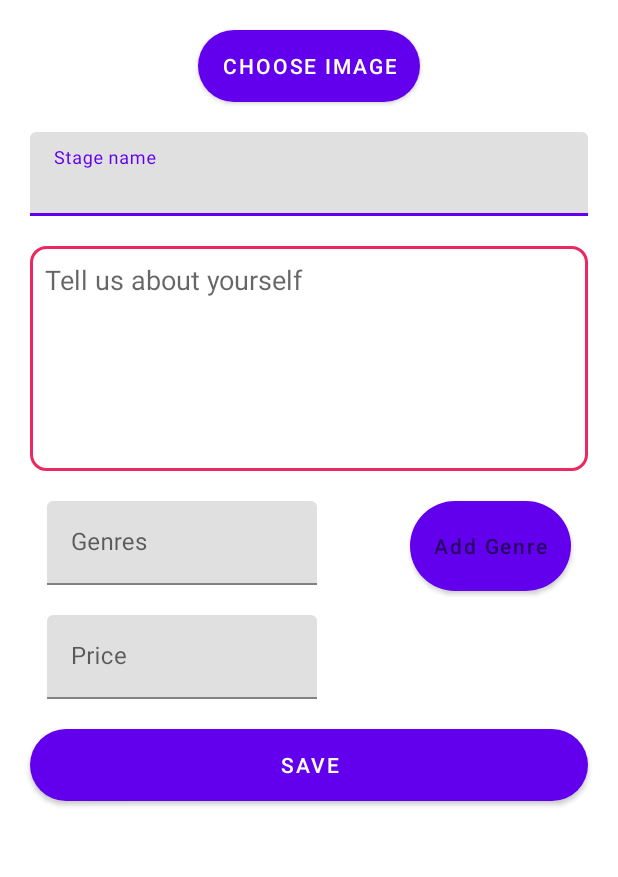
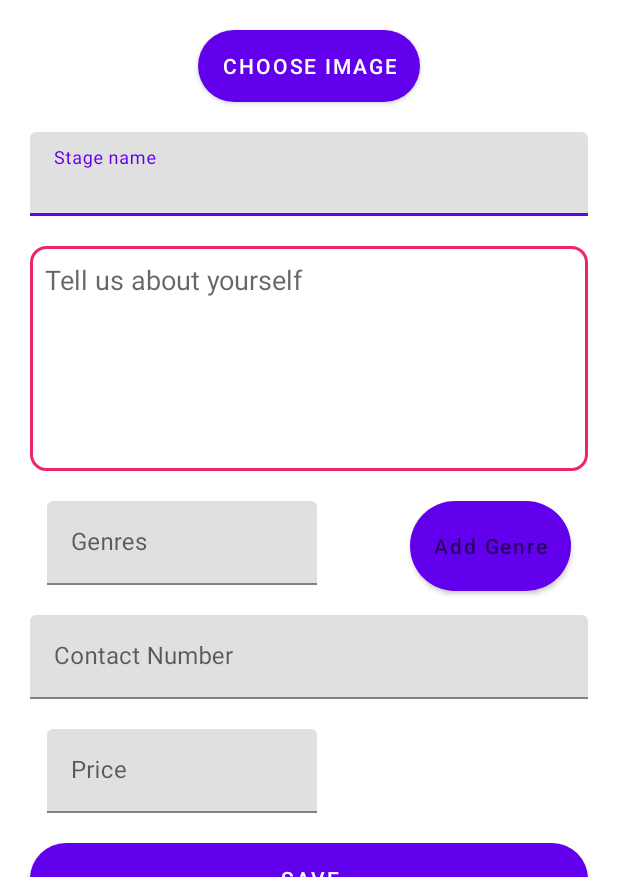
Before and after one commit to mikel112543/FYP_RockAround, an Android app: the screen it shows after launch (MainActivity), on a phone screen of 412 x 824 dp, the part 359-1236 px from its top. Run offline under Robolectric (Android 15) with nearby library versions, the phone set to English and light mode, and no system bars; our stand-ins replace Firebase (no records; nobody signed in at launch, a user with empty details on screens opened directly), Picasso, data binding, navigation-ui; libraries missing offline, so code that uses them is left out: org.apache.log4j.

Commit message:
- All text fields binded to view. - Correctly adding to artist model

```diff
--- a/app/src/main/java/com/example/rockaroundapp/model/Artist.java
+++ b/app/src/main/java/com/example/rockaroundapp/model/Artist.java
@@ -2,6 +2,7 @@ package com.example.rockaroundapp.model;
 
 import com.fasterxml.jackson.databind.ObjectMapper;
 
+import java.util.ArrayList;
 import java.util.HashMap;
 import java.util.List;
 import java.util.Map;
@@ -26,6 +27,7 @@ public class Artist extends User {
     private ObjectMapper oMapper;
 
     public Artist() {
+        genres = new ArrayList<>();
     }
 /*
     public Artist(String firstname, String lastname, String email, String userType, String bio, String contactNumber, String stageName, int price, String addressLineOne, String addressLineTwo, String city, String county, String country, String profileImgURL, List<String> instruments) {
--- a/app/src/main/java/com/example/rockaroundapp/viewmodel/LoginViewModel.java
+++ b/app/src/main/java/com/example/rockaroundapp/viewmodel/LoginViewModel.java
@@ -1,14 +1,9 @@
 package com.example.rockaroundapp.viewmodel;
-
-import android.app.Application;
-import android.util.Log;
 
 import androidx.lifecycle.MutableLiveData;
 import androidx.lifecycle.ViewModel;
 
 import com.example.rockaroundapp.repository.UserRepository;
-import com.example.rockaroundapp.view.LoginFragment;
-import com.google.firebase.auth.FirebaseAuth;
 import com.google.firebase.auth.FirebaseUser;
 
 import java.util.ArrayList;
--- a/app/src/main/java/com/example/rockaroundapp/viewmodel/SoloSetupViewModel.java
+++ b/app/src/main/java/com/example/rockaroundapp/viewmodel/SoloSetupViewModel.java
@@ -13,22 +13,25 @@ import java.util.Objects;
 public class SoloSetupViewModel extends ViewModel {
 
     public MutableLiveData<String> stageName;
-    public MutableLiveData<List<String>> genre;
+    public MutableLiveData<List<String>> genresMutable;
     public MutableLiveData<String> bio;
     public MutableLiveData<String> price;
     public MutableLiveData<String> contactNumber;
-
+    public MutableLiveData<String> genresStringMutable;
     private MutableLiveData<Artist> artistMutable;
     private SoloSetupRepository soloSetupRepository;
+    private List<String> genreList;
 
     public SoloSetupViewModel() {
         soloSetupRepository = new SoloSetupRepository();
         stageName = new MutableLiveData<>();
-        genre = new MutableLiveData<>();
         bio = new MutableLiveData<>();
         artistMutable = new MutableLiveData<>();
         price = new MutableLiveData<>();
         contactNumber = new MutableLiveData<>();
+        genresMutable = new MutableLiveData<>();
+        genresStringMutable = new MutableLiveData<>();
+        genreList = new ArrayList<>();
     }
 
     public MutableLiveData<Artist> getArtist() {
@@ -38,12 +41,26 @@ public class SoloSetupViewModel extends ViewModel {
         return artistMutable;
     }
 
+    public void setGenre(List<String> genres) {
+        genresMutable.setValue(genres);
+    }
+
+    public void setGenresString(String genresString) {
+        genresStringMutable.setValue(genresString);
+    }
+
+    public MutableLiveData<String> getGenresStringMutable() {
+        return genresStringMutable;
+    }
+
     public void onSaveClicked() {
         Artist artist = new Artist();
         artist.setBio(bio.getValue());
         artist.setStageName(stageName.getValue());
         artist.setPrice(price.getValue());
-        artistMutable.postValue(artist);
+        artist.setGenres(genresMutable.getValue());
+        artist.setContactNumber(contactNumber.getValue());
+        artistMutable.setValue(artist);
     }
 
 }
--- a/app/src/main/res/layout/fragment_solo_setup.xml
+++ b/app/src/main/res/layout/fragment_solo_setup.xml
@@ -4,6 +4,7 @@
     xmlns:tools="http://schemas.android.com/tools">
 
     <data>
+
         <variable
             name="soloSetupViewModel"
             type="com.example.rockaroundapp.viewmodel.SoloSetupViewModel" />
@@ -33,8 +34,8 @@
                 android:layout_width="150dp"
                 android:layout_height="150dp"
                 android:layout_marginTop="30dp"
+                android:src="@mipmap/ic_launcher_round"
                 app:layout_constraintEnd_toEndOf="parent"
-                android:src="@mipmap/ic_launcher_round"
                 app:layout_constraintStart_toStartOf="parent"
                 app:layout_constraintTop_toBottomOf="@id/profile_image_textview" />
 
@@ -64,25 +65,26 @@
                 <com.google.android.material.textfield.TextInputEditText
                     android:layout_width="match_parent"
                     android:layout_height="wrap_content"
-                    android:text="@={soloSetupViewModel.artist.stageName}}"
-                    android:hint="Stage name" />
+                    android:hint="Stage name"
+                    android:inputType="textCapSentences"
+                    android:text="@={soloSetupViewModel.stageName}" />
             </com.google.android.material.textfield.TextInputLayout>
 
             <EditText
                 android:id="@+id/bio_editText"
                 android:layout_width="match_parent"
                 android:layout_height="150dp"
-                app:layout_constraintTop_toBottomOf="@id/stage_name_textInputLayout"
+                android:layout_marginStart="20dp"
+                android:layout_marginTop="20dp"
+                android:layout_marginEnd="20dp"
+                android:background="@drawable/bio_box_outline"
+                android:gravity="start|top"
+                android:hint="Tell us about yourself"
+                android:inputType="textAutoCorrect|textMultiLine|textCapSentences"
+                android:text="@={soloSetupViewModel.bio}"
+                app:layout_constraintEnd_toEndOf="parent"
                 app:layout_constraintStart_toStartOf="parent"
-                app:layout_constraintEnd_toEndOf="parent"
-                android:layout_marginStart="20dp"
-                android:layout_marginEnd="20dp"
-                android:layout_marginTop="20dp"
-                android:inputType="textMultiLine"
-                android:gravity="start|top"
-                android:text="@={soloSetupViewModel.artist.bio}"
-                android:background="@drawable/bio_box_outline"
-                android:hint="Tell us about yourself"/>
+                app:layout_constraintTop_toBottomOf="@id/stage_name_textInputLayout" />
 
             <com.google.android.material.textfield.TextInputLayout
                 android:id="@+id/genres_textInputLayout"
@@ -91,11 +93,15 @@
                 android:layout_marginStart="20dp"
                 android:layout_marginTop="20dp"
                 android:layout_marginEnd="50dp"
+                app:layout_constraintBottom_toTopOf="@id/contact_text"
+                android:clickable="false"
                 app:layout_constraintEnd_toStartOf="@+id/add_genre_button"
                 app:layout_constraintStart_toStartOf="parent"
+                android:focusable="false"
                 app:layout_constraintTop_toBottomOf="@id/bio_editText">
 
                 <com.google.android.material.textfield.TextInputEditText
+                    android:clickable="false"
                     android:layout_width="match_parent"
                     android:layout_height="wrap_content"
                     android:hint="Genres" />
@@ -106,57 +112,73 @@
                 android:layout_width="wrap_content"
                 android:layout_height="60dp"
                 android:layout_marginEnd="20dp"
+                android:background="@drawable/pill_button"
                 android:hint="Add Genre"
                 app:layout_constraintEnd_toEndOf="parent"
-                android:background="@drawable/pill_button"
                 app:layout_constraintStart_toEndOf="@+id/genres_textInputLayout"
-                app:layout_constraintTop_toTopOf="@id/genres_textInputLayout">
-            </com.google.android.material.button.MaterialButton>
+                app:layout_constraintTop_toTopOf="@id/genres_textInputLayout" />
 
-            <GridView
-                android:id="@+id/genres_grid"
+            <com.google.android.material.textfield.TextInputLayout
+                android:id="@+id/contact_text"
                 android:layout_width="match_parent"
                 android:layout_height="wrap_content"
                 android:layout_marginStart="20dp"
                 android:layout_marginTop="20dp"
                 android:layout_marginEnd="20dp"
-                android:numColumns="3"
-                app:layout_constraintEnd_toEndOf="parent"
-                app:layout_constraintStart_toStartOf="parent"
-                app:layout_constraintTop_toBottomOf="@id/genres_textInputLayout" />
+                app:layout_constraintBottom_toTopOf="@id/price_text"
+                app:layout_constraintEnd_toEndOf="@id/add_genre_button"
+                app:layout_constraintStart_toStartOf="@id/genres_textInputLayout"
+                app:layout_constraintTop_toBottomOf="@id/genres_textInputLayout">
+
+                <com.google.android.material.textfield.TextInputEditText
+                    android:layout_width="match_parent"
+                    android:layout_height="wrap_content"
+                    android:inputType="number"
+                    android:text="@={soloSetupViewModel.contactNumber}"
+                    android:hint="Contact Number" />
+            </com.google.android.material.textfield.TextInputLayout>
 
             <com.google.android.material.textfield.TextInputLayout
                 android:id="@+id/price_text"
                 android:layout_width="180dp"
                 android:layout_height="wrap_content"
-                app:layout_constraintTop_toBottomOf="@id/genres_textInputLayout"
-                app:layout_constraintStart_toStartOf="parent"
-                app:layout_constraintEnd_toStartOf="@id/add_genre_button"
+                android:layout_marginStart="20dp"
                 android:layout_marginTop="20dp"
                 android:layout_marginEnd="50dp"
-                android:layout_marginStart="20dp">
+                app:layout_constraintEnd_toStartOf="@id/add_genre_button"
+                app:layout_constraintStart_toStartOf="parent"
+                app:layout_constraintTop_toBottomOf="@id/contact_text">
+
                 <com.google.android.material.textfield.TextInputEditText
                     android:layout_width="match_parent"
-                    android:text="@={soloSetupViewModel.artist.price}"
                     android:layout_height="wrap_content"
+                    android:hint="Price"
                     android:inputType="number"
-                    android:hint="Price" />
+                    android:text="@={soloSetupViewModel.price}" />
             </com.google.android.material.textfield.TextInputLayout>
+            <TextView
+                android:id="@+id/gridView_item"
+                android:layout_width="wrap_content"
+                android:layout_height="wrap_content"
+                app:layout_constraintStart_toStartOf="parent"
+                app:layout_constraintEnd_toEndOf="parent"
+                app:layout_constraintTop_toTopOf="parent"/>
 
             <com.google.android.material.button.MaterialButton
+                android:id="@+id/save_button"
                 android:layout_width="match_parent"
                 android:layout_height="wrap_content"
+                android:layout_marginStart="20dp"
+                android:layout_marginTop="20dp"
+                android:layout_marginEnd="20dp"
+                android:layout_marginBottom="10dp"
+                android:background="@drawable/pill_button"
+                android:onClick="@{()-> soloSetupViewModel.onSaveClicked()}"
                 android:text="Save"
-                app:layout_constraintTop_toBottomOf="@id/price_text"
-                android:layout_marginStart="20dp"
-                android:onClick="@{()-> soloSetupViewModel.onSaveClicked()}"
-                android:layout_marginEnd="20dp"
-                android:layout_marginTop="20dp"
-                android:background="@drawable/pill_button"
+                app:layout_constraintBottom_toBottomOf="parent"
+                app:layout_constraintEnd_toEndOf="parent"
                 app:layout_constraintStart_toStartOf="parent"
-                app:layout_constraintEnd_toEndOf="parent"
-                app:layout_constraintBottom_toBottomOf="parent"
-                android:layout_marginBottom="10dp"/>
+                app:layout_constraintTop_toBottomOf="@id/price_text" />
 
         </androidx.constraintlayout.widget.ConstraintLayout>
     </androidx.core.widget.NestedScrollView>
--- a/build.gradle
+++ b/build.gradle
@@ -7,7 +7,7 @@ buildscript {
     }
     dependencies {
         def nav_version = "2.4.1"
-        classpath 'com.android.tools.build:gradle:7.1.0'
+        classpath 'com.android.tools.build:gradle:7.1.1'
         classpath "org.jetbrains.kotlin:kotlin-gradle-plugin:$kotlin_version"
         classpath 'com.google.gms:google-services:4.3.10'
         classpath "androidx.navigation:navigation-safe-args-gradle-plugin:$nav_version"
```
Also changed, not shown: app/src/main/java/com/example/rockaroundapp/view/GenreDialogFragment.java (+47 -13 lines), app/src/main/java/com/example/rockaroundapp/view/SoloSetupFragment.java (+23 -6 lines), app/src/main/res/layout/fragment_genre_dialog.xml (+16 -5 lines).
